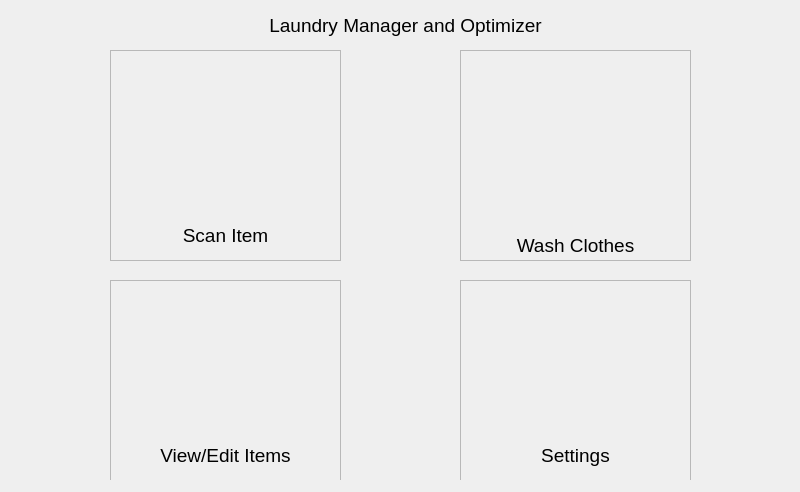
The window that mainmenu.ui (spencerng/lmao) describes before a commit, drawn with Qt 5.
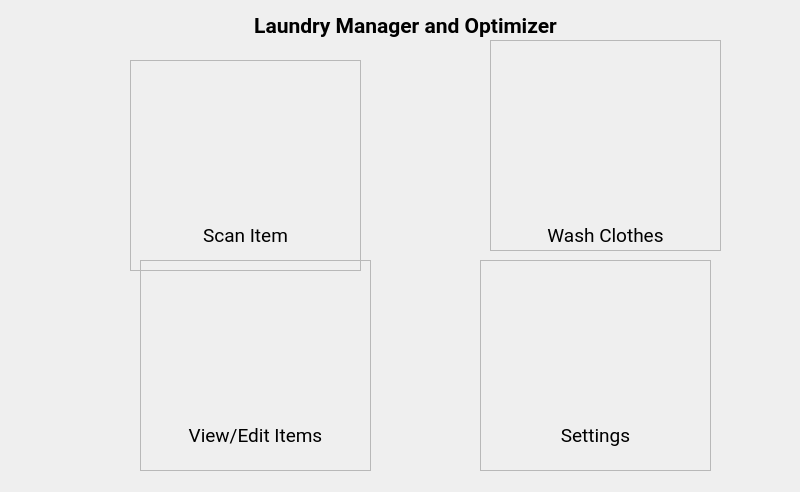
The same window after the commit. Icons and pictures are not drawn.

```diff
--- a/mainmenu.ui
+++ b/mainmenu.ui
@@ -65,8 +65,8 @@
    <widget class="QFrame" name="scanItemFrame">
     <property name="geometry">
      <rect>
-      <x>110</x>
-      <y>50</y>
+      <x>130</x>
+      <y>60</y>
       <width>231</width>
       <height>211</height>
      </rect>
@@ -87,13 +87,14 @@
      <property name="geometry">
       <rect>
        <x>0</x>
-       <y>170</y>
+       <y>160</y>
        <width>231</width>
        <height>31</height>
       </rect>
      </property>
      <property name="font">
       <font>
+       <family>Roboto</family>
        <pointsize>14</pointsize>
       </font>
      </property>
@@ -107,10 +108,10 @@
     <widget class="QLabel" name="scanItemIcon">
      <property name="geometry">
       <rect>
-       <x>30</x>
-       <y>10</y>
-       <width>181</width>
-       <height>151</height>
+       <x>40</x>
+       <y>30</y>
+       <width>141</width>
+       <height>111</height>
       </rect>
      </property>
      <property name="text">
@@ -127,8 +128,8 @@
    <widget class="QFrame" name="washClothesFrame">
     <property name="geometry">
      <rect>
-      <x>460</x>
-      <y>50</y>
+      <x>490</x>
+      <y>40</y>
       <width>231</width>
       <height>211</height>
      </rect>
@@ -150,6 +151,7 @@
      </property>
      <property name="font">
       <font>
+       <family>Roboto</family>
        <pointsize>14</pointsize>
       </font>
      </property>
@@ -164,9 +166,9 @@
      <property name="geometry">
       <rect>
        <x>60</x>
-       <y>10</y>
-       <width>120</width>
-       <height>151</height>
+       <y>50</y>
+       <width>101</width>
+       <height>121</height>
       </rect>
      </property>
      <property name="sizePolicy">
@@ -189,8 +191,8 @@
    <widget class="QFrame" name="viewEditItemFrame">
     <property name="geometry">
      <rect>
-      <x>110</x>
-      <y>280</y>
+      <x>140</x>
+      <y>260</y>
       <width>231</width>
       <height>211</height>
      </rect>
@@ -212,6 +214,7 @@
      </property>
      <property name="font">
       <font>
+       <family>Roboto</family>
        <pointsize>14</pointsize>
       </font>
      </property>
@@ -225,10 +228,10 @@
     <widget class="QLabel" name="viewEditItemIcon">
      <property name="geometry">
       <rect>
-       <x>40</x>
-       <y>0</y>
-       <width>150</width>
-       <height>150</height>
+       <x>60</x>
+       <y>40</y>
+       <width>111</width>
+       <height>101</height>
       </rect>
      </property>
      <property name="text">
@@ -245,8 +248,8 @@
    <widget class="QFrame" name="settingsFrame">
     <property name="geometry">
      <rect>
-      <x>460</x>
-      <y>280</y>
+      <x>480</x>
+      <y>260</y>
       <width>231</width>
       <height>211</height>
      </rect>
@@ -268,6 +271,7 @@
      </property>
      <property name="font">
       <font>
+       <family>Roboto</family>
        <pointsize>14</pointsize>
       </font>
      </property>
@@ -281,10 +285,10 @@
     <widget class="QLabel" name="settingsIcon">
      <property name="geometry">
       <rect>
-       <x>40</x>
-       <y>0</y>
-       <width>145</width>
-       <height>150</height>
+       <x>60</x>
+       <y>20</y>
+       <width>121</width>
+       <height>121</height>
       </rect>
      </property>
      <property name="text">
@@ -309,7 +313,10 @@
     </property>
     <property name="font">
      <font>
-      <pointsize>14</pointsize>
+      <family>Roboto</family>
+      <pointsize>16</pointsize>
+      <weight>75</weight>
+      <bold>true</bold>
      </font>
     </property>
     <property name="text">
```
